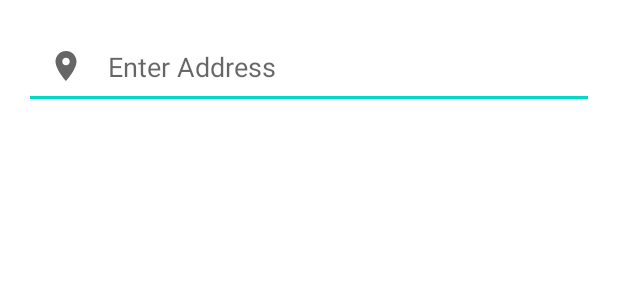
After one commit to Tal-Nitzan/FinalProject, an Android app: the layout activity_add_delivery.xml on its own in the app's theme, with its tools: preview values and no code run, on a phone screen of 412 x 824 dp. The commit adds this screen. Shown: the top 300 px of the screen. Run offline under Robolectric (Android 15) with nearby library versions, the phone set to English and light mode, and no system bars.

Commit message:
Finished drawer Finished login module for Gmail Midway of finishing Add delivery module

```diff
--- a/app/src/main/AndroidManifest.xml
+++ b/app/src/main/AndroidManifest.xml
@@ -15,7 +15,11 @@
         android:roundIcon="@mipmap/ic_launcher_round"
         android:supportsRtl="true"
         android:theme="@style/Theme.FinalProject">
-        <activity android:name=".Activity_Login"></activity>
+        <activity
+            android:name=".Activity_AddDelivery"
+            android:theme="@style/Theme.AppCompat.Dialog.Alert"
+            android:label="@string/add_package"/>
+        <activity android:name=".Activity_Login" />
         <activity android:name=".Activity_ListDeliveries" />
         <activity android:name=".Activity_PersonalDetails" />
         <activity android:name=".Activity_History" />
--- a/app/src/main/java/com/example/finalproject/Fragment_Map.java
+++ b/app/src/main/java/com/example/finalproject/Fragment_Map.java
@@ -160,6 +160,9 @@ public class Fragment_Map extends SupportMapFragment implements OnMapReadyCallba
 
             } else {
                 // No explanation needed, we can request the permission.
+                ActivityCompat.requestPermissions(getActivity(),
+                        new String[]{Manifest.permission.ACCESS_FINE_LOCATION},
+                        MY_PERMISSIONS_REQUEST_LOCATION );
                 AlertDialog.Builder builder = new AlertDialog.Builder(getActivity());
                 builder.setMessage("Please allow Location permission in settings")
                         .setCancelable(false)
@@ -170,9 +173,6 @@ public class Fragment_Map extends SupportMapFragment implements OnMapReadyCallba
                         });
                 AlertDialog alert = builder.create();
                 alert.show();
-                ActivityCompat.requestPermissions(getActivity(),
-                        new String[]{Manifest.permission.ACCESS_FINE_LOCATION},
-                        MY_PERMISSIONS_REQUEST_LOCATION );
             }
         }
     }
--- /dev/null
+++ b/app/src/main/res/drawable/ic_location.xml
@@ -0,0 +1,10 @@
+<vector xmlns:android="http://schemas.android.com/apk/res/android"
+    android:width="24dp"
+    android:height="24dp"
+    android:viewportWidth="24"
+    android:viewportHeight="24"
+    android:tint="?attr/colorControlNormal">
+  <path
+      android:fillColor="@android:color/white"
+      android:pathData="M12,2C8.13,2 5,5.13 5,9c0,5.25 7,13 7,13s7,-7.75 7,-13c0,-3.87 -3.13,-7 -7,-7zM12,11.5c-1.38,0 -2.5,-1.12 -2.5,-2.5s1.12,-2.5 2.5,-2.5 2.5,1.12 2.5,2.5 -1.12,2.5 -2.5,2.5z"/>
+</vector>
--- /dev/null
+++ b/app/src/main/res/layout/activity_add_delivery.xml
@@ -0,0 +1,43 @@
+<?xml version="1.0" encoding="utf-8"?>
+<LinearLayout
+    xmlns:android="http://schemas.android.com/apk/res/android"
+    xmlns:app="http://schemas.android.com/apk/res-auto"
+    xmlns:tools="http://schemas.android.com/tools"
+    android:layout_width="match_parent"
+    android:layout_height="match_parent"
+    android:orientation="vertical"
+    android:padding="16dp"
+    android:gravity="center_horizontal"
+    tools:context=".Activity_AddDelivery">
+
+    <EditText
+        android:layout_height="wrap_content"
+        android:layout_width="match_parent"
+        android:id="@+id/edit_text"
+        android:hint="Enter Address"
+        android:padding="16dp"
+        android:drawablePadding="16dp"
+        android:drawableLeft="@drawable/ic_location"
+        android:gravity="center_vertical"
+        />
+
+    <TextView
+        android:layout_width="wrap_content"
+        android:layout_height="wrap_content"
+        android:id="@+id/text_view"
+        android:textColor="@color/design_default_color_primary"
+        android:fontFamily="monospace"
+        android:padding="12dp"
+        android:layout_marginTop="32dp"/>
+
+    <TextView
+        android:layout_width="wrap_content"
+        android:layout_height="wrap_content"
+        android:id="@+id/text_view2"
+        android:textSize="24sp"
+        android:textStyle="bold"
+        android:gravity="center"
+        android:padding="12dp"
+        android:layout_marginTop="16dp"/>
+
+</LinearLayout>
--- a/app/src/main/res/layout/activity_main.xml
+++ b/app/src/main/res/layout/activity_main.xml
@@ -29,7 +29,7 @@
                 android:layout_weight="2"/>
 
             <com.google.android.material.button.MaterialButton
-                android:id="@+id/splash_BTN_start"
+                android:id="@+id/main_btn_addPackage"
 
                 style="@style/Widget.MaterialComponents.Button.OutlinedButton"
                 android:layout_width="wrap_content"
--- /dev/null
+++ b/app/src/main/res/values/ids.xml
@@ -0,0 +1,6 @@
+<?xml version="1.0" encoding="utf-8"?>
+<resources>
+    <item name="place_area" type="id" />
+    <item name="place_address" type="id" />
+    <item name="place_item_view" type="id" />
+</resources>
--- a/app/src/main/res/values/strings.xml
+++ b/app/src/main/res/values/strings.xml
@@ -11,4 +11,7 @@
     <string name="personal_details">Personal Details</string>
     <string name="log_off">Log off</string>
     <string name="track">Track</string>
+    <string name="sign_in_cancelled">Sign In Cancelled</string>
+    <string name="no_internet_connection">No internet connection</string>
+    <string name="unknown_error">unknown error</string>
 </resources>
--- a/app/src/main/res/values/themes.xml
+++ b/app/src/main/res/values/themes.xml
@@ -13,4 +13,10 @@
         <item name="android:statusBarColor" tools:targetApi="l">?attr/colorPrimaryVariant</item>
         <!-- Customize your theme here. -->
     </style>
+
+    <style name="AppThemeFirebaseAuth" parent="android:Theme.Light.NoTitleBar">
+        <item name="android:windowActionBarOverlay">true</item>
+        <item name="windowActionBar">false</item>
+        <item name="windowNoTitle">true</item>
+    </style>
 </resources>
--- a/build.gradle
+++ b/build.gradle
@@ -6,6 +6,7 @@ buildscript {
     }
     dependencies {
         classpath "com.android.tools.build:gradle:4.1.1"
+        classpath 'com.google.gms:google-services:4.3.4'
 
         // NOTE: Do not place your application dependencies here; they belong
         // in the individual module build.gradle files
```
Also changed, not shown: app/build.gradle (+14 -2 lines), app/src/main/java/com/example/finalproject/Activity_AddDelivery.java (added, +65 -0 lines), app/src/main/java/com/example/finalproject/Activity_Login.java (+81 -13 lines), app/src/main/java/com/example/finalproject/MainActivity.java (+18 -27 lines), app/src/main/java/com/example/finalproject/Utils.java (+15 -0 lines), app/src/main/res/layout/activity__login.xml (deleted, +0 -31 lines), app/src/main/res/layout/activity_login.xml (added, +9 -0 lines), 2 other files.
